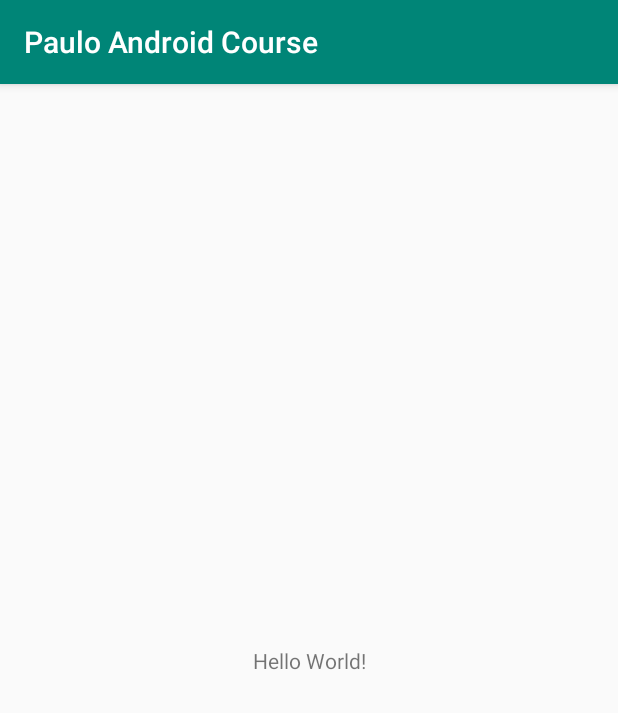
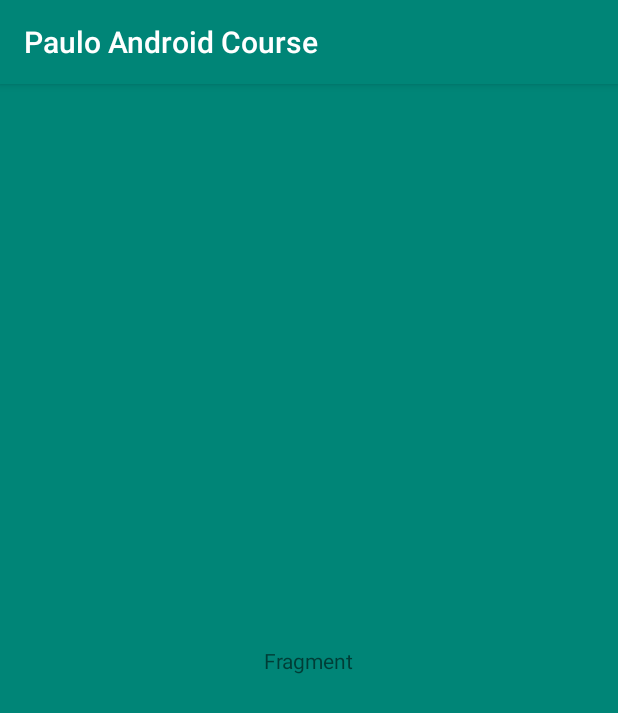
Before and after one commit to power19942/adv-android-Pl, an Android app: the screen it shows after launch (MainActivity), on a phone screen of 412 x 824 dp. Shown: the top 713 px of the screen. Run offline under Robolectric (Android 15) with nearby library versions, the phone set to English and light mode, and no system bars.

Commit message:
simple fragment

```diff
--- a/app/src/main/java/com/example/pauloandroidcourse/MainActivity.kt
+++ b/app/src/main/java/com/example/pauloandroidcourse/MainActivity.kt
@@ -2,11 +2,19 @@ package com.example.pauloandroidcourse
 
 import androidx.appcompat.app.AppCompatActivity
 import android.os.Bundle
+import androidx.fragment.app.FragmentManager
 
 class MainActivity : AppCompatActivity() {
 
     override fun onCreate(savedInstanceState: Bundle?) {
         super.onCreate(savedInstanceState)
         setContentView(R.layout.activity_main)
+        var fmg = supportFragmentManager
+       // var fragment = fmg.findFragmentById(R.id.frame)
+        var fragment = MainFragment()
+        fmg.beginTransaction()
+            .add(R.id.frame,fragment)
+            .commit()
+
     }
 }
--- /dev/null
+++ b/app/src/main/java/com/example/pauloandroidcourse/MainFragment.kt
@@ -0,0 +1,19 @@
+package com.example.pauloandroidcourse
+
+import android.os.Bundle
+import android.view.LayoutInflater
+import android.view.View
+import android.view.ViewGroup
+import androidx.fragment.app.Fragment
+import androidx.fragment.app.FragmentActivity
+
+class MainFragment : Fragment() {
+
+    override fun onCreateView(
+        inflater: LayoutInflater,
+        container: ViewGroup?,
+        savedInstanceState: Bundle?
+    ): View? {
+        return inflater.inflate(R.layout.fragment_main, container,false)
+    }
+}
--- a/app/src/main/res/layout/activity_main.xml
+++ b/app/src/main/res/layout/activity_main.xml
@@ -1,18 +1,19 @@
 <?xml version="1.0" encoding="utf-8"?>
-<androidx.constraintlayout.widget.ConstraintLayout xmlns:android="http://schemas.android.com/apk/res/android"
+<FrameLayout xmlns:android="http://schemas.android.com/apk/res/android"
     xmlns:app="http://schemas.android.com/apk/res-auto"
     xmlns:tools="http://schemas.android.com/tools"
     android:layout_width="match_parent"
-    android:layout_height="match_parent"
-    tools:context=".MainActivity">
+    android:id="@+id/frame"
+    android:background="@color/colorPrimary"
+    android:layout_height="match_parent">
 
-    <TextView
-        android:layout_width="wrap_content"
-        android:layout_height="wrap_content"
-        android:text="Hello World!"
-        app:layout_constraintBottom_toBottomOf="parent"
-        app:layout_constraintLeft_toLeftOf="parent"
-        app:layout_constraintRight_toRightOf="parent"
-        app:layout_constraintTop_toTopOf="parent" />
 
-</androidx.constraintlayout.widget.ConstraintLayout>
+<!--    <fragment-->
+<!--        android:layout_width="match_parent"-->
+<!--        android:layout_height="match_parent"-->
+<!--        android:id="@+id/frgmnt"-->
+<!--        tools:layout="@layout/fragment_main"-->
+<!--        android:name="com.example.pauloandroidcourse.MainFragment"-->
+<!--        />-->
+
+</FrameLayout>
--- /dev/null
+++ b/app/src/main/res/layout/fragment_main.xml
@@ -0,0 +1,18 @@
+<?xml version="1.0" encoding="utf-8"?>
+<androidx.constraintlayout.widget.ConstraintLayout xmlns:android="http://schemas.android.com/apk/res/android"
+    xmlns:app="http://schemas.android.com/apk/res-auto"
+    xmlns:tools="http://schemas.android.com/tools"
+    android:layout_width="match_parent"
+    android:layout_height="match_parent"
+    tools:context=".MainActivity">
+
+    <TextView
+        android:layout_width="wrap_content"
+        android:layout_height="wrap_content"
+        android:text="Fragment"
+        app:layout_constraintBottom_toBottomOf="parent"
+        app:layout_constraintLeft_toLeftOf="parent"
+        app:layout_constraintRight_toRightOf="parent"
+        app:layout_constraintTop_toTopOf="parent" />
+
+</androidx.constraintlayout.widget.ConstraintLayout>
```
